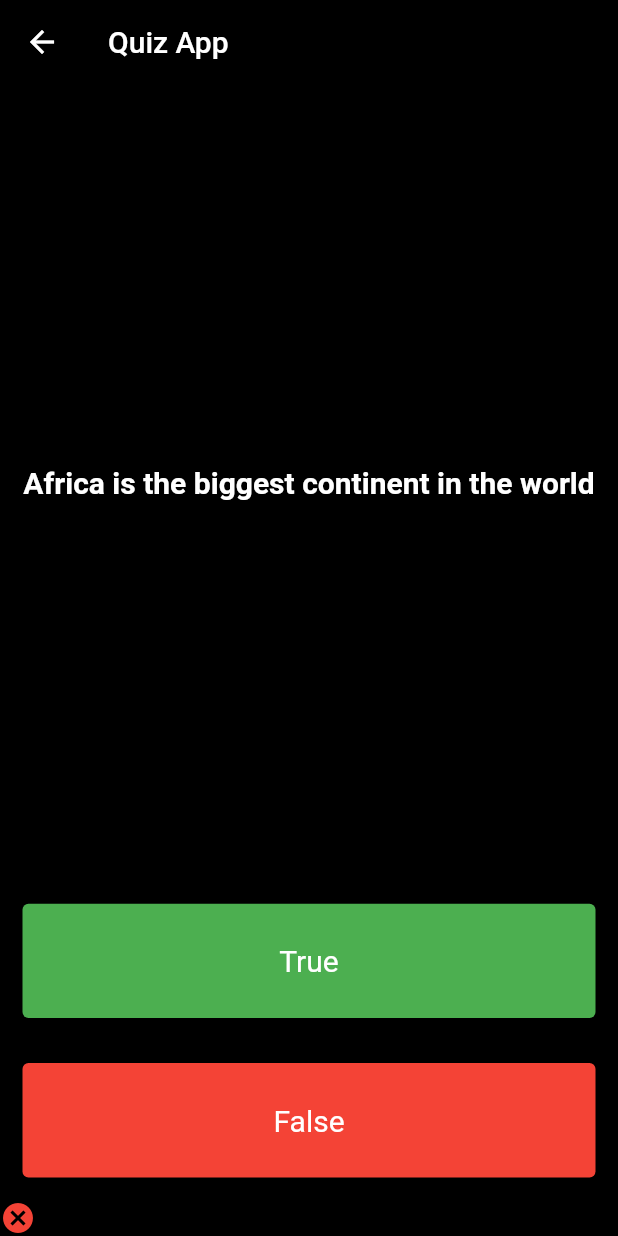
After one commit to zaidzak9/flutterPortfolio, a Flutter app: the QuizHome screen opened directly, after a tap on "True", on a phone screen of 412 x 824 dp. The commit adds this screen. Run offline on Flutter 3.47's test engine with Material 2 defaults, Android fonts, the phone set to English and light mode, and no system bars; our stand-ins replace audioplayers.

Commit message:
basic quiz app done, have to make it better

```diff
--- a/lib/main.dart
+++ b/lib/main.dart
@@ -1,6 +1,7 @@
 import 'package:flutter/material.dart';
 import 'package:flutter_portfolio/diceApp/diceapp.dart';
-import 'package:flutter_portfolio/xylophone/xylophoneApp.dart';
+import 'package:flutter_portfolio/quizApp/quizAppHome.dart';
+import 'package:flutter_portfolio/xylophoneApp/xylophoneApp.dart';
 
 void main() {
   runApp(MaterialApp(
@@ -144,7 +145,7 @@ class AppHome extends StatelessWidget {
                   onPressed: () {
                     Navigator.push(
                       context,
-                      MaterialPageRoute(builder: (context) => XylophoneApp()),
+                      MaterialPageRoute(builder: (context) => QuizHome()),
                     );
                   },
                   style: ButtonStyle(
--- /dev/null
+++ b/lib/quizApp/quizAppHome.dart
@@ -0,0 +1,128 @@
+import 'package:flutter/material.dart';
+
+void main() {
+  runApp(MaterialApp(
+    home: QuizHome(),
+  ));
+}
+
+class QuizHome extends StatefulWidget {
+  const QuizHome({Key key}) : super(key: key);
+
+  @override
+  _QuizHomeState createState() => _QuizHomeState();
+}
+
+class _QuizHomeState extends State<QuizHome> {
+  List<Icon> scoreKeeper = [];
+
+  List<String> questions = [
+    'White chocolate isn\'t chocolate',
+    'Africa is the biggest continent in the world',
+    'LeBron James is the worlds best golfer'
+  ];
+
+  List<bool> answer = [true, false, false];
+
+  int questionNum = 0;
+
+  void counter(){
+    print(questionNum);
+    if (questionNum <questions.length - 1) {
+      questionNum++;
+      print('cunt is going thru');
+      bool correctAnswer = answer[questionNum];
+      if (correctAnswer) {
+        scoreKeeper.add(Icon(Icons.check, color: Colors.green));
+      } else {
+        scoreKeeper.add(Icon(Icons.cancel, color: Colors.red));
+      }
+    }else{
+      print('do nothin');
+    }
+  }
+
+  @override
+  Widget build(BuildContext context) {
+    return Scaffold(
+      backgroundColor: Colors.black,
+      appBar: AppBar(
+        title: Text('Quiz App'),
+        backgroundColor: Colors.black,
+      ),
+      body: SafeArea(
+        child: Column(
+          mainAxisAlignment: MainAxisAlignment.spaceBetween,
+          crossAxisAlignment: CrossAxisAlignment.stretch,
+          children: <Widget>[
+            Expanded(
+                flex: 5,
+                child: Padding(
+                  padding: const EdgeInsets.all(10.0),
+                  child: Center(
+                    child: Text(
+                      questions[questionNum],
+                      textAlign: TextAlign.center,
+                      overflow: TextOverflow.ellipsis,
+                      style: TextStyle(
+                          fontWeight: FontWeight.bold,
+                          color: Colors.white,
+                          fontSize: 20),
+                    ),
+                  ),
+                )),
+            Expanded(
+              child: Padding(
+                padding: EdgeInsets.all(15.0),
+                child: TextButton(
+                  child: Text(
+                    'True',
+                    style: TextStyle(
+                      color: Colors.white,
+                      fontSize: 20.0,
+                    ),
+                  ),
+                  style: ButtonStyle(
+                    textStyle: MaterialStateProperty.all(
+                        TextStyle(color: Colors.white)),
+                    backgroundColor: MaterialStateProperty.all(Colors.green),
+                  ),
+                  onPressed: () {
+                      setState(() {
+                        counter();
+                      });
+                  },
+                ),
+              ),
+            ),
+            Expanded(
+              child: Padding(
+                padding: EdgeInsets.all(15.0),
+                child: TextButton(
+                  child: Text(
+                    'False',
+                    style: TextStyle(
+                      color: Colors.white,
+                      fontSize: 20.0,
+                    ),
+                  ),
+                  style: ButtonStyle(
+                    textStyle: MaterialStateProperty.all(
+                        TextStyle(color: Colors.white)),
+                    backgroundColor: MaterialStateProperty.all(Colors.red),
+                  ),
+                  onPressed: () {
+                      setState(() {
+                        counter();
+                      });
+                  },
+                ),
+              ),
+            ),
+            Row(children: scoreKeeper)
+          ],
+        ),
+      ),
+    );
+  }
+}
```
Also changed, not shown: lib/xylophoneApp/xylophoneApp.dart (renamed from lib/xylophone/xylophoneApp.dart).
